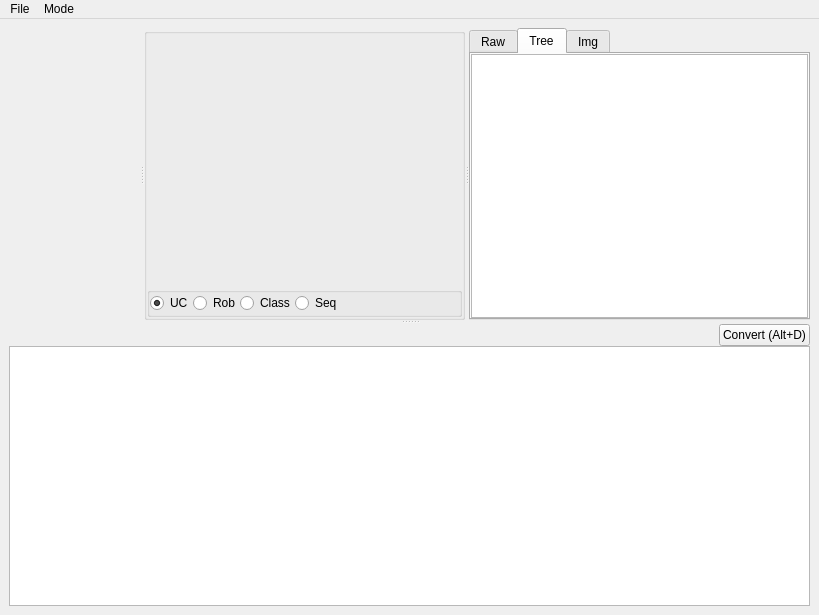
This is converter_2/gui_app/mainwindow.ui in Leartiz/plantuml_to_structs_converter as Qt 5 draws it before an edit. The edited form follows.
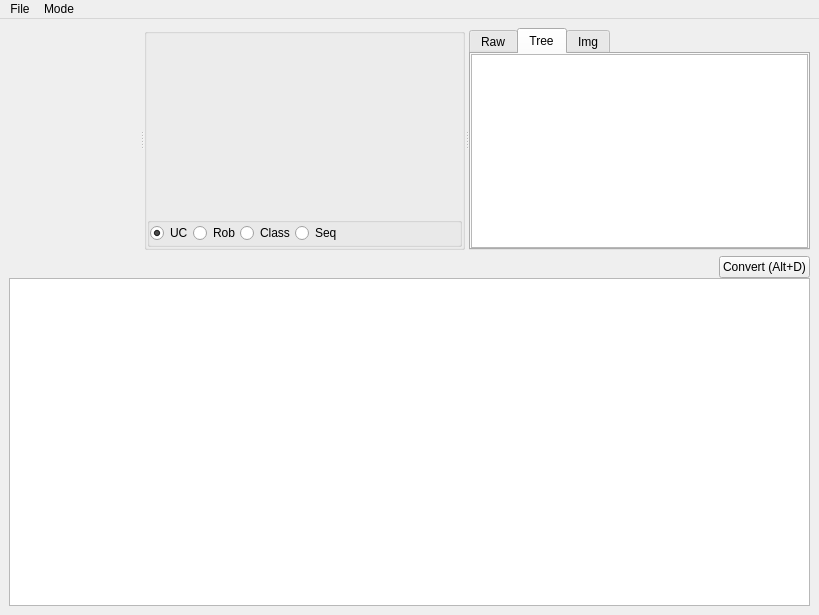
This is the edited form. Icons and pictures are not drawn. Custom widgets are drawn as their Qt base class.

```diff
--- a/converter_2/gui_app/mainwindow.ui
+++ b/converter_2/gui_app/mainwindow.ui
@@ -26,10 +26,6 @@
   <widget class="QWidget" name="centralwidget">
    <layout class="QGridLayout" name="gridLayout_5">
     <item row="0" column="0">
-     <widget class="QSplitter" name="splitter_2">
-      <property name="orientation">
-       <enum>Qt::Vertical</enum>
-      </property>
       <widget class="QSplitter" name="splitter">
        <property name="orientation">
         <enum>Qt::Horizontal</enum>
@@ -246,7 +242,8 @@
         </widget>
        </widget>
       </widget>
-      <widget class="QWidget" name="layoutWidget">
+    </item>
+    <item row="1" column="0">
        <layout class="QVBoxLayout" name="verticalLayout">
         <property name="spacing">
          <number>0</number>
@@ -285,8 +282,6 @@
          <widget class="QTextEdit" name="textEditLog"/>
         </item>
        </layout>
-      </widget>
-     </widget>
     </item>
    </layout>
   </widget>
```
Lines whose indentation alone changed are shown as unchanged.
